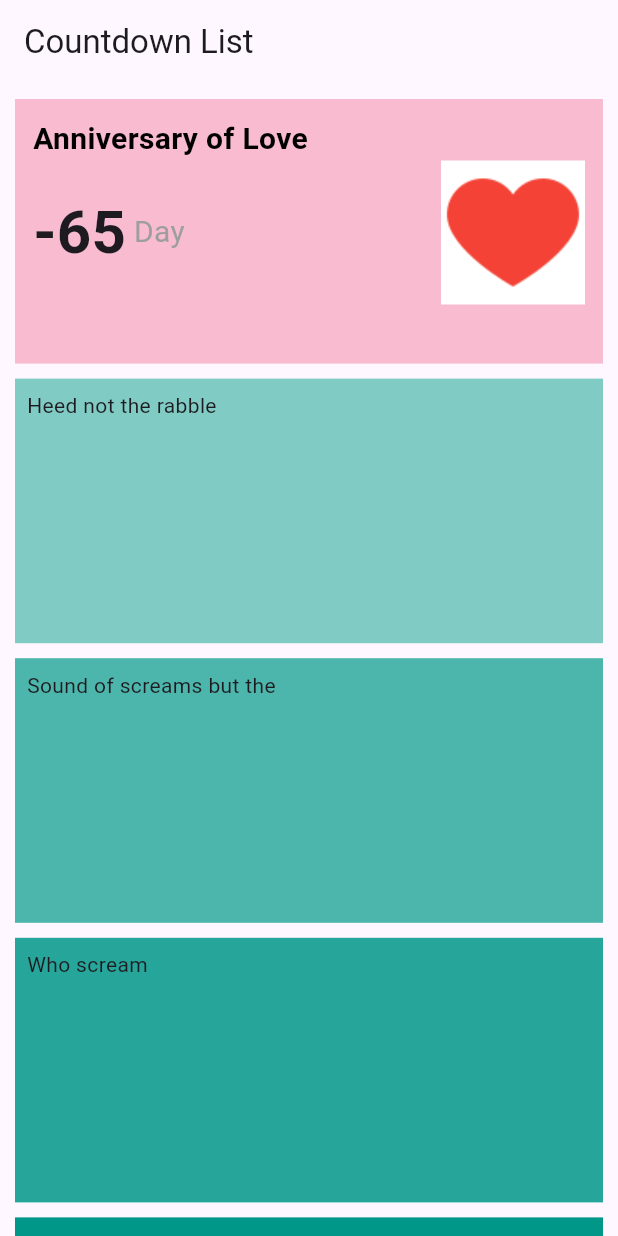
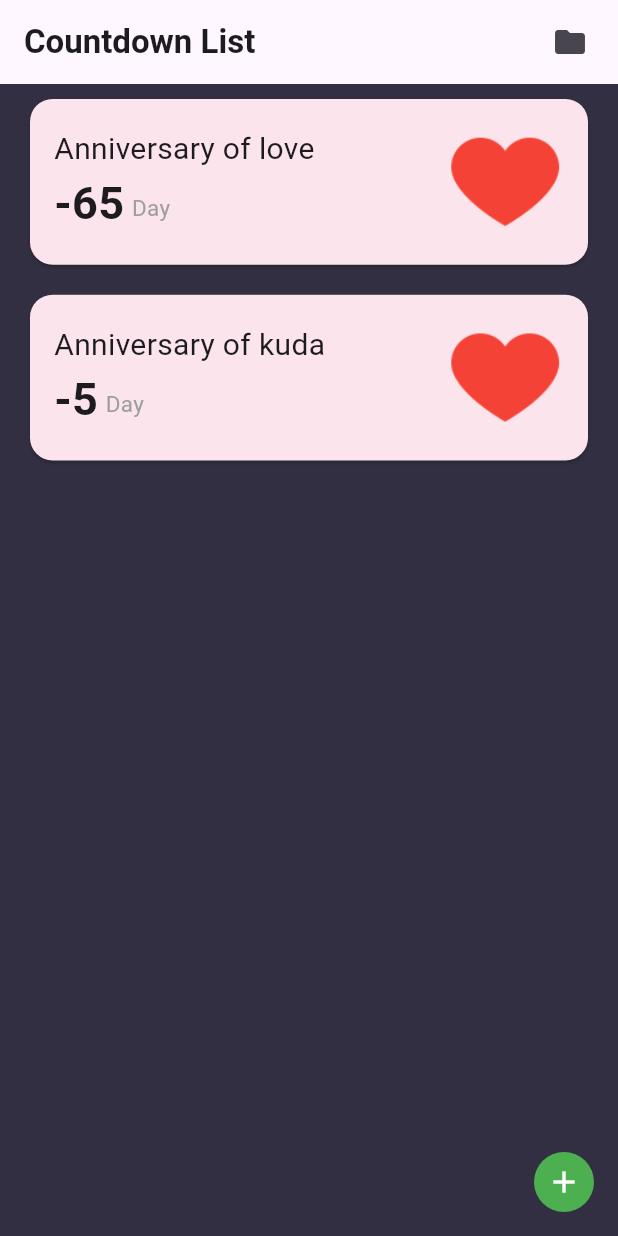
Before and after one commit to fikarsuwardi/countdown_mobile_app, a Flutter app: the screen it shows after launch, on a phone screen of 412 x 824 dp. Run offline on Flutter 3.47's test engine with Material 3 defaults, Android fonts, the phone set to English and light mode, and no system bars; our stand-ins replace google_fonts.

Commit message:
create list view

```diff
--- a/lib/main.dart
+++ b/lib/main.dart
@@ -29,6 +29,9 @@ class _MyAppState extends State<MyApp> {
   Widget build(BuildContext context) {
     return MaterialApp(
       // theme: theme,
+      theme: ThemeData(
+        scaffoldBackgroundColor: const Color(0xFF332F43),
+      ),
       home: CountdownList(),
     );
   }
--- a/lib/screens/countdown_list.dart
+++ b/lib/screens/countdown_list.dart
@@ -8,107 +8,103 @@ class CountdownList extends StatefulWidget {
 }
 
 class _CountdownListState extends State<CountdownList> {
+  List<dynamic> listCountdown = [
+    {"title": "Anniversary of love", "date": "-65"},
+    {"title": "Anniversary of kuda", "date": "-5"},
+  ];
+
   @override
   Widget build(BuildContext context) {
-    var size = MediaQuery.of(context).size;
-
-    /*24 is for notification bar on Android*/
-    final double itemHeight = (size.height - kToolbarHeight - 24) / 2;
-    final double itemWidth = size.width / 2;
-
-    return Scaffold(
-      appBar: AppBar(
-        title: Text("Countdown List"),
-      ),
-      body: GridView.count(
-        primary: false,
-        padding: const EdgeInsets.all(10),
-        // crossAxisSpacing: 10,
-        // childAspectRatio: (itemWidth / itemHeight),
-        childAspectRatio: (1 / 0.45),
-        mainAxisSpacing: 10,
-        crossAxisCount: 1,
-        children: <Widget>[
-          Container(
-            padding: const EdgeInsets.all(12),
-            color: Colors.pink[100],
+    Widget cardItem(String title, String date) {
+      return Card(
+        color: Colors.pink[50],
+        margin: EdgeInsets.symmetric(vertical: 10, horizontal: 20),
+        shape: RoundedRectangleBorder(borderRadius: BorderRadius.circular(15)),
+        child: Padding(
+          padding: const EdgeInsets.all(16.0),
+          child: Row(
+            children: [
+              Expanded(
+                flex: 10,
                 child: Column(
+                  mainAxisAlignment: MainAxisAlignment.start,
                   crossAxisAlignment: CrossAxisAlignment.start,
                   children: [
                     Text(
-                  "Anniversary of Love",
+                      title,
+                      textAlign: TextAlign.left,
                       style: TextStyle(
-                    color: Colors.black,
-                    fontSize: 20,
-                    fontWeight: FontWeight.w700,
+                        fontSize: 20.0,
                       ),
                     ),
-                Container(
-                  child: Row(
-                    mainAxisAlignment: MainAxisAlignment.spaceBetween,
-                    children: [
                     Row(
                       children: [
                         Text(
-                            "-65",
+                          date,
                           style: TextStyle(
-                              fontSize: 40,
-                              fontWeight: FontWeight.bold,
+                            fontSize: 30.0,
+                            fontWeight: FontWeight.w700,
                           ),
                         ),
                         SizedBox(
                           width: 5,
                         ),
-                          Text(
+                        Padding(
+                          padding: const EdgeInsets.only(top: 6.0),
+                          child: Text(
                             "Day",
                             style: TextStyle(
-                              fontSize: 20,
+                              fontSize: 15.0,
                               color: Colors.grey,
+                            ),
                           ),
                         ),
                       ],
                     ),
-                      Container(
-                        // height: 100,
-                        // width: 100,
-                        color: Colors.white,
-                        child: Image.asset(
-                          "assets/images/icon_love.png",
-                          fit: BoxFit.contain,
+                  ],
                 ),
+              ),
+              Expanded(
+                flex: 3,
+                child: Image.asset('assets/images/icon_love.png'),
               ),
             ],
           ),
         ),
+      );
+    }
+
+    return Scaffold(
+      appBar: AppBar(
+        title: Text(
+          "Countdown List",
+          style: TextStyle(fontWeight: FontWeight.bold),
+        ),
+        actions: [
+          Padding(
+            padding: const EdgeInsets.only(right: 20.0),
+            child: Icon(Icons.folder),
+          ),
         ],
       ),
+      body: ListView.builder(
+        itemCount: listCountdown.length,
+        itemBuilder: (BuildContext context, int index) {
+          return cardItem(
+            listCountdown[index]["title"],
+            listCountdown[index]["date"],
+          );
+        },
       ),
-          Container(
-            padding: const EdgeInsets.all(8),
-            color: Colors.teal[200],
-            child: const Text('Heed not the rabble'),
+      floatingActionButton: CircleAvatar(
+        backgroundColor: Colors.green,
+        radius: 20,
+        child: IconButton(
+          padding: EdgeInsets.zero,
+          icon: Icon(Icons.add),
+          color: Colors.white,
+          onPressed: () {},
         ),
-          Container(
-            padding: const EdgeInsets.all(8),
-            color: Colors.teal[300],
-            child: const Text('Sound of screams but the'),
-          ),
-          Container(
-            padding: const EdgeInsets.all(8),
-            color: Colors.teal[400],
-            child: const Text('Who scream'),
-          ),
-          Container(
-            padding: const EdgeInsets.all(8),
-            color: Colors.teal[500],
-            child: const Text('Revolution is coming...'),
-          ),
-          Container(
-            padding: const EdgeInsets.all(8),
-            color: Colors.teal[600],
-            child: const Text('Revolution, they...'),
-          ),
-        ],
       ),
     );
   }
```
Lines whose indentation alone changed are shown as unchanged.
